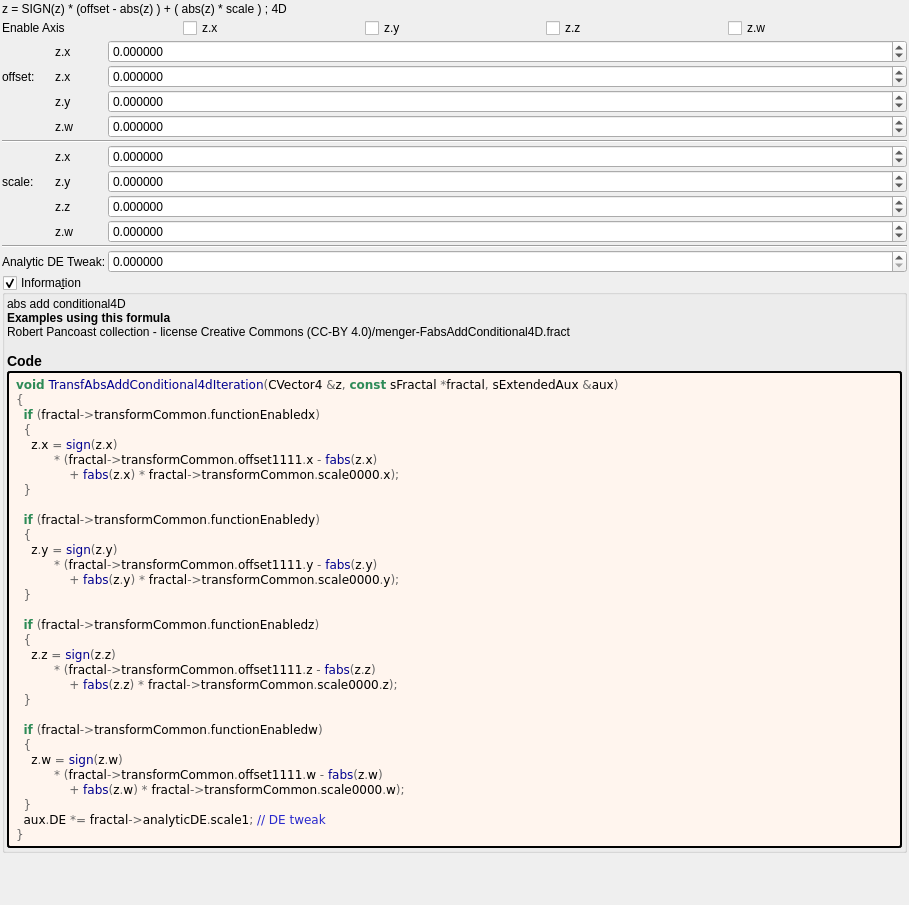
The window that mandelbulber2/formula/ui/transf_abs_add_conditional4d.ui (buddhi1980/mandelbulber2) describes before a commit, drawn with Qt 5.
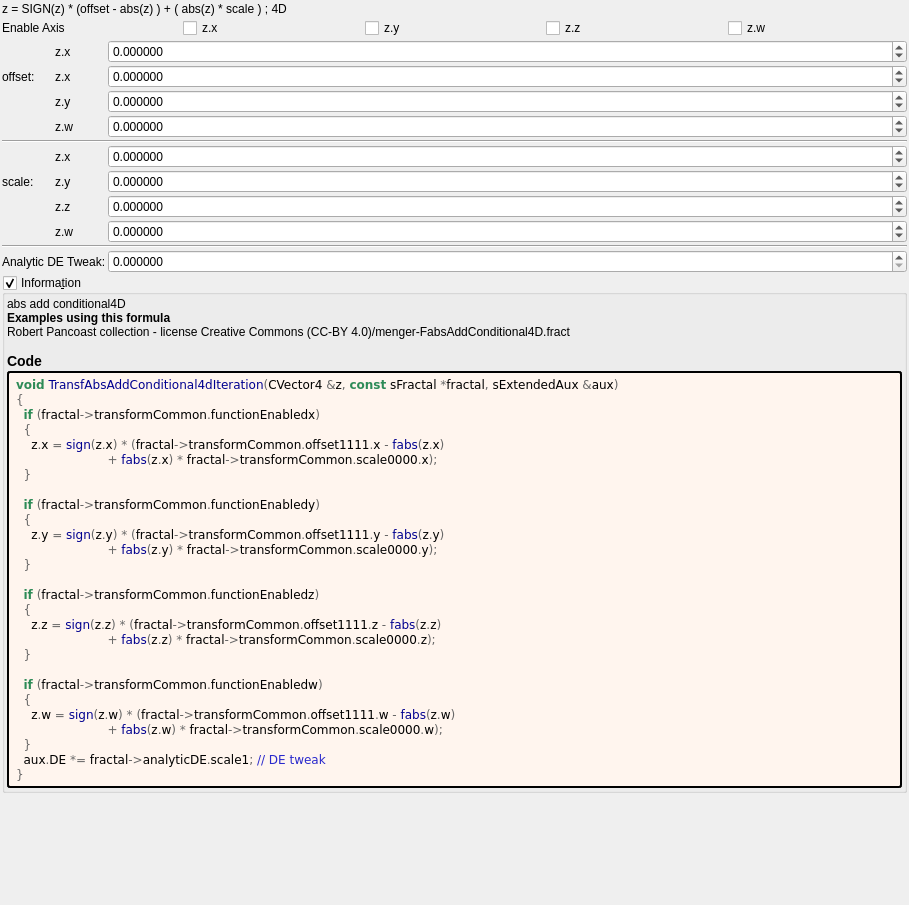
The same window after the commit. Custom widgets are drawn as their Qt base class.

Commit message:
source code format for fractal_formulas.cpp and populateUiInformation
- this file has been changed to utf8 with BOM, needed to be changed first
with dos2unix.sh and then it could be read again from the script
codeStyleCheck.php.

Patch:
```diff
--- a/mandelbulber2/formula/ui/transf_abs_add_conditional4d.ui
+++ b/mandelbulber2/formula/ui/transf_abs_add_conditional4d.ui
@@ -484,30 +484,26 @@
 &lt;span style=&quot;color:#676767&quot;&gt;{&lt;/span&gt;
   &lt;span style=&quot;color:#2e8b57; font-weight:bold&quot;&gt;if&lt;/span&gt; &lt;span style=&quot;color:#676767&quot;&gt;(&lt;/span&gt;fractal&lt;span style=&quot;color:#676767&quot;&gt;-&amp;gt;&lt;/span&gt;transformCommon&lt;span style=&quot;color:#676767&quot;&gt;.&lt;/span&gt;functionEnabledx&lt;span style=&quot;color:#676767&quot;&gt;)&lt;/span&gt;
   &lt;span style=&quot;color:#676767&quot;&gt;{&lt;/span&gt;
-    z&lt;span style=&quot;color:#676767&quot;&gt;.&lt;/span&gt;x &lt;span style=&quot;color:#676767&quot;&gt;=&lt;/span&gt; &lt;span style=&quot;color:#00008f&quot;&gt;sign&lt;/span&gt;&lt;span style=&quot;color:#676767&quot;&gt;(&lt;/span&gt;z&lt;span style=&quot;color:#676767&quot;&gt;.&lt;/span&gt;x&lt;span style=&quot;color:#676767&quot;&gt;)&lt;/span&gt;
-          &lt;span style=&quot;color:#676767&quot;&gt;* (&lt;/span&gt;fractal&lt;span style=&quot;color:#676767&quot;&gt;-&amp;gt;&lt;/span&gt;transformCommon&lt;span style=&quot;color:#676767&quot;&gt;.&lt;/span&gt;offset1111&lt;span style=&quot;color:#676767&quot;&gt;.&lt;/span&gt;x &lt;span style=&quot;color:#676767&quot;&gt;-&lt;/span&gt; &lt;span style=&quot;color:#00008f&quot;&gt;fabs&lt;/span&gt;&lt;span style=&quot;color:#676767&quot;&gt;(&lt;/span&gt;z&lt;span style=&quot;color:#676767&quot;&gt;.&lt;/span&gt;x&lt;span style=&quot;color:#676767&quot;&gt;)&lt;/span&gt;
-              &lt;span style=&quot;color:#676767&quot;&gt;+&lt;/span&gt; &lt;span style=&quot;color:#00008f&quot;&gt;fabs&lt;/span&gt;&lt;span style=&quot;color:#676767&quot;&gt;(&lt;/span&gt;z&lt;span style=&quot;color:#676767&quot;&gt;.&lt;/span&gt;x&lt;span style=&quot;color:#676767&quot;&gt;) *&lt;/span&gt; fractal&lt;span style=&quot;color:#676767&quot;&gt;-&amp;gt;&lt;/span&gt;transformCommon&lt;span style=&quot;color:#676767&quot;&gt;.&lt;/span&gt;scale0000&lt;span style=&quot;color:#676767&quot;&gt;.&lt;/span&gt;x&lt;span style=&quot;color:#676767&quot;&gt;);&lt;/span&gt;
+    z&lt;span style=&quot;color:#676767&quot;&gt;.&lt;/span&gt;x &lt;span style=&quot;color:#676767&quot;&gt;=&lt;/span&gt; &lt;span style=&quot;color:#00008f&quot;&gt;sign&lt;/span&gt;&lt;span style=&quot;color:#676767&quot;&gt;(&lt;/span&gt;z&lt;span style=&quot;color:#676767&quot;&gt;.&lt;/span&gt;x&lt;span style=&quot;color:#676767&quot;&gt;) * (&lt;/span&gt;fractal&lt;span style=&quot;color:#676767&quot;&gt;-&amp;gt;&lt;/span&gt;transformCommon&lt;span style=&quot;color:#676767&quot;&gt;.&lt;/span&gt;offset1111&lt;span style=&quot;color:#676767&quot;&gt;.&lt;/span&gt;x &lt;span style=&quot;color:#676767&quot;&gt;-&lt;/span&gt; &lt;span style=&quot;color:#00008f&quot;&gt;fabs&lt;/span&gt;&lt;span style=&quot;color:#676767&quot;&gt;(&lt;/span&gt;z&lt;span style=&quot;color:#676767&quot;&gt;.&lt;/span&gt;x&lt;span style=&quot;color:#676767&quot;&gt;)&lt;/span&gt;
+                        &lt;span style=&quot;color:#676767&quot;&gt;+&lt;/span&gt; &lt;span style=&quot;color:#00008f&quot;&gt;fabs&lt;/span&gt;&lt;span style=&quot;color:#676767&quot;&gt;(&lt;/span&gt;z&lt;span style=&quot;color:#676767&quot;&gt;.&lt;/span&gt;x&lt;span style=&quot;color:#676767&quot;&gt;) *&lt;/span&gt; fractal&lt;span style=&quot;color:#676767&quot;&gt;-&amp;gt;&lt;/span&gt;transformCommon&lt;span style=&quot;color:#676767&quot;&gt;.&lt;/span&gt;scale0000&lt;span style=&quot;color:#676767&quot;&gt;.&lt;/span&gt;x&lt;span style=&quot;color:#676767&quot;&gt;);&lt;/span&gt;
   &lt;span style=&quot;color:#676767&quot;&gt;}&lt;/span&gt;
 
   &lt;span style=&quot;color:#2e8b57; font-weight:bold&quot;&gt;if&lt;/span&gt; &lt;span style=&quot;color:#676767&quot;&gt;(&lt;/span&gt;fractal&lt;span style=&quot;color:#676767&quot;&gt;-&amp;gt;&lt;/span&gt;transformCommon&lt;span style=&quot;color:#676767&quot;&gt;.&lt;/span&gt;functionEnabledy&lt;span style=&quot;color:#676767&quot;&gt;)&lt;/span&gt;
   &lt;span style=&quot;color:#676767&quot;&gt;{&lt;/span&gt;
-    z&lt;span style=&quot;color:#676767&quot;&gt;.&lt;/span&gt;y &lt;span style=&quot;color:#676767&quot;&gt;=&lt;/span&gt; &lt;span style=&quot;color:#00008f&quot;&gt;sign&lt;/span&gt;&lt;span style=&quot;color:#676767&quot;&gt;(&lt;/span&gt;z&lt;span style=&quot;color:#676767&quot;&gt;.&lt;/span&gt;y&lt;span style=&quot;color:#676767&quot;&gt;)&lt;/span&gt;
-          &lt;span style=&quot;color:#676767&quot;&gt;* (&lt;/span&gt;fractal&lt;span style=&quot;color:#676767&quot;&gt;-&amp;gt;&lt;/span&gt;transformCommon&lt;span style=&quot;color:#676767&quot;&gt;.&lt;/span&gt;offset1111&lt;span style=&quot;color:#676767&quot;&gt;.&lt;/span&gt;y &lt;span style=&quot;color:#676767&quot;&gt;-&lt;/span&gt; &lt;span style=&quot;color:#00008f&quot;&gt;fabs&lt;/span&gt;&lt;span style=&quot;color:#676767&quot;&gt;(&lt;/span&gt;z&lt;span style=&quot;color:#676767&quot;&gt;.&lt;/span&gt;y&lt;span style=&quot;color:#676767&quot;&gt;)&lt;/span&gt;
-              &lt;span style=&quot;color:#676767&quot;&gt;+&lt;/span&gt; &lt;span style=&quot;color:#00008f&quot;&gt;fabs&lt;/span&gt;&lt;span style=&quot;color:#676767&quot;&gt;(&lt;/span&gt;z&lt;span style=&quot;color:#676767&quot;&gt;.&lt;/span&gt;y&lt;span style=&quot;color:#676767&quot;&gt;) *&lt;/span&gt; fractal&lt;span style=&quot;color:#676767&quot;&gt;-&amp;gt;&lt;/span&gt;transformCommon&lt;span style=&quot;color:#676767&quot;&gt;.&lt;/span&gt;scale0000&lt;span style=&quot;color:#676767&quot;&gt;.&lt;/span&gt;y&lt;span style=&quot;color:#676767&quot;&gt;);&lt;/span&gt;
+    z&lt;span style=&quot;color:#676767&quot;&gt;.&lt;/span&gt;y &lt;span style=&quot;color:#676767&quot;&gt;=&lt;/span&gt; &lt;span style=&quot;color:#00008f&quot;&gt;sign&lt;/span&gt;&lt;span style=&quot;color:#676767&quot;&gt;(&lt;/span&gt;z&lt;span style=&quot;color:#676767&quot;&gt;.&lt;/span&gt;y&lt;span style=&quot;color:#676767&quot;&gt;) * (&lt;/span&gt;fractal&lt;span style=&quot;color:#676767&quot;&gt;-&amp;gt;&lt;/span&gt;transformCommon&lt;span style=&quot;color:#676767&quot;&gt;.&lt;/span&gt;offset1111&lt;span style=&quot;color:#676767&quot;&gt;.&lt;/span&gt;y &lt;span style=&quot;color:#676767&quot;&gt;-&lt;/span&gt; &lt;span style=&quot;color:#00008f&quot;&gt;fabs&lt;/span&gt;&lt;span style=&quot;color:#676767&quot;&gt;(&lt;/span&gt;z&lt;span style=&quot;color:#676767&quot;&gt;.&lt;/span&gt;y&lt;span style=&quot;color:#676767&quot;&gt;)&lt;/span&gt;
+                        &lt;span style=&quot;color:#676767&quot;&gt;+&lt;/span&gt; &lt;span style=&quot;color:#00008f&quot;&gt;fabs&lt;/span&gt;&lt;span style=&quot;color:#676767&quot;&gt;(&lt;/span&gt;z&lt;span style=&quot;color:#676767&quot;&gt;.&lt;/span&gt;y&lt;span style=&quot;color:#676767&quot;&gt;) *&lt;/span&gt; fractal&lt;span style=&quot;color:#676767&quot;&gt;-&amp;gt;&lt;/span&gt;transformCommon&lt;span style=&quot;color:#676767&quot;&gt;.&lt;/span&gt;scale0000&lt;span style=&quot;color:#676767&quot;&gt;.&lt;/span&gt;y&lt;span style=&quot;color:#676767&quot;&gt;);&lt;/span&gt;
   &lt;span style=&quot;color:#676767&quot;&gt;}&lt;/span&gt;
 
   &lt;span style=&quot;color:#2e8b57; font-weight:bold&quot;&gt;if&lt;/span&gt; &lt;span style=&quot;color:#676767&quot;&gt;(&lt;/span&gt;fractal&lt;span style=&quot;color:#676767&quot;&gt;-&amp;gt;&lt;/span&gt;transformCommon&lt;span style=&quot;color:#676767&quot;&gt;.&lt;/span&gt;functionEnabledz&lt;span style=&quot;color:#676767&quot;&gt;)&lt;/span&gt;
   &lt;span style=&quot;color:#676767&quot;&gt;{&lt;/span&gt;
-    z&lt;span style=&quot;color:#676767&quot;&gt;.&lt;/span&gt;z &lt;span style=&quot;color:#676767&quot;&gt;=&lt;/span&gt; &lt;span style=&quot;color:#00008f&quot;&gt;sign&lt;/span&gt;&lt;span style=&quot;color:#676767&quot;&gt;(&lt;/span&gt;z&lt;span style=&quot;color:#676767&quot;&gt;.&lt;/span&gt;z&lt;span style=&quot;color:#676767&quot;&gt;)&lt;/span&gt;
-          &lt;span style=&quot;color:#676767&quot;&gt;* (&lt;/span&gt;fractal&lt;span style=&quot;color:#676767&quot;&gt;-&amp;gt;&lt;/span&gt;transformCommon&lt;span style=&quot;color:#676767&quot;&gt;.&lt;/span&gt;offset1111&lt;span style=&quot;color:#676767&quot;&gt;.&lt;/span&gt;z &lt;span style=&quot;color:#676767&quot;&gt;-&lt;/span&gt; &lt;span style=&quot;color:#00008f&quot;&gt;fabs&lt;/span&gt;&lt;span style=&quot;color:#676767&quot;&gt;(&lt;/span&gt;z&lt;span style=&quot;color:#676767&quot;&gt;.&lt;/span&gt;z&lt;span style=&quot;color:#676767&quot;&gt;)&lt;/span&gt;
-              &lt;span style=&quot;color:#676767&quot;&gt;+&lt;/span&gt; &lt;span style=&quot;color:#00008f&quot;&gt;fabs&lt;/span&gt;&lt;span style=&quot;color:#676767&quot;&gt;(&lt;/span&gt;z&lt;span style=&quot;color:#676767&quot;&gt;.&lt;/span&gt;z&lt;span style=&quot;color:#676767&quot;&gt;) *&lt;/span&gt; fractal&lt;span style=&quot;color:#676767&quot;&gt;-&amp;gt;&lt;/span&gt;transformCommon&lt;span style=&quot;color:#676767&quot;&gt;.&lt;/span&gt;scale0000&lt;span style=&quot;color:#676767&quot;&gt;.&lt;/span&gt;z&lt;span style=&quot;color:#676767&quot;&gt;);&lt;/span&gt;
+    z&lt;span style=&quot;color:#676767&quot;&gt;.&lt;/span&gt;z &lt;span style=&quot;color:#676767&quot;&gt;=&lt;/span&gt; &lt;span style=&quot;color:#00008f&quot;&gt;sign&lt;/span&gt;&lt;span style=&quot;color:#676767&quot;&gt;(&lt;/span&gt;z&lt;span style=&quot;color:#676767&quot;&gt;.&lt;/span&gt;z&lt;span style=&quot;color:#676767&quot;&gt;) * (&lt;/span&gt;fractal&lt;span style=&quot;color:#676767&quot;&gt;-&amp;gt;&lt;/span&gt;transformCommon&lt;span style=&quot;color:#676767&quot;&gt;.&lt;/span&gt;offset1111&lt;span style=&quot;color:#676767&quot;&gt;.&lt;/span&gt;z &lt;span style=&quot;color:#676767&quot;&gt;-&lt;/span&gt; &lt;span style=&quot;color:#00008f&quot;&gt;fabs&lt;/span&gt;&lt;span style=&quot;color:#676767&quot;&gt;(&lt;/span&gt;z&lt;span style=&quot;color:#676767&quot;&gt;.&lt;/span&gt;z&lt;span style=&quot;color:#676767&quot;&gt;)&lt;/span&gt;
+                        &lt;span style=&quot;color:#676767&quot;&gt;+&lt;/span&gt; &lt;span style=&quot;color:#00008f&quot;&gt;fabs&lt;/span&gt;&lt;span style=&quot;color:#676767&quot;&gt;(&lt;/span&gt;z&lt;span style=&quot;color:#676767&quot;&gt;.&lt;/span&gt;z&lt;span style=&quot;color:#676767&quot;&gt;) *&lt;/span&gt; fractal&lt;span style=&quot;color:#676767&quot;&gt;-&amp;gt;&lt;/span&gt;transformCommon&lt;span style=&quot;color:#676767&quot;&gt;.&lt;/span&gt;scale0000&lt;span style=&quot;color:#676767&quot;&gt;.&lt;/span&gt;z&lt;span style=&quot;color:#676767&quot;&gt;);&lt;/span&gt;
   &lt;span style=&quot;color:#676767&quot;&gt;}&lt;/span&gt;
 
   &lt;span style=&quot;color:#2e8b57; font-weight:bold&quot;&gt;if&lt;/span&gt; &lt;span style=&quot;color:#676767&quot;&gt;(&lt;/span&gt;fractal&lt;span style=&quot;color:#676767&quot;&gt;-&amp;gt;&lt;/span&gt;transformCommon&lt;span style=&quot;color:#676767&quot;&gt;.&lt;/span&gt;functionEnabledw&lt;span style=&quot;color:#676767&quot;&gt;)&lt;/span&gt;
   &lt;span style=&quot;color:#676767&quot;&gt;{&lt;/span&gt;
-    z&lt;span style=&quot;color:#676767&quot;&gt;.&lt;/span&gt;w &lt;span style=&quot;color:#676767&quot;&gt;=&lt;/span&gt; &lt;span style=&quot;color:#00008f&quot;&gt;sign&lt;/span&gt;&lt;span style=&quot;color:#676767&quot;&gt;(&lt;/span&gt;z&lt;span style=&quot;color:#676767&quot;&gt;.&lt;/span&gt;w&lt;span style=&quot;color:#676767&quot;&gt;)&lt;/span&gt;
-          &lt;span style=&quot;color:#676767&quot;&gt;* (&lt;/span&gt;fractal&lt;span style=&quot;color:#676767&quot;&gt;-&amp;gt;&lt;/span&gt;transformCommon&lt;span style=&quot;color:#676767&quot;&gt;.&lt;/span&gt;offset1111&lt;span style=&quot;color:#676767&quot;&gt;.&lt;/span&gt;w &lt;span style=&quot;color:#676767&quot;&gt;-&lt;/span&gt; &lt;span style=&quot;color:#00008f&quot;&gt;fabs&lt;/span&gt;&lt;span style=&quot;color:#676767&quot;&gt;(&lt;/span&gt;z&lt;span style=&quot;color:#676767&quot;&gt;.&lt;/span&gt;w&lt;span style=&quot;color:#676767&quot;&gt;)&lt;/span&gt;
-              &lt;span style=&quot;color:#676767&quot;&gt;+&lt;/span&gt; &lt;span style=&quot;color:#00008f&quot;&gt;fabs&lt;/span&gt;&lt;span style=&quot;color:#676767&quot;&gt;(&lt;/span&gt;z&lt;span style=&quot;color:#676767&quot;&gt;.&lt;/span&gt;w&lt;span style=&quot;color:#676767&quot;&gt;) *&lt;/span&gt; fractal&lt;span style=&quot;color:#676767&quot;&gt;-&amp;gt;&lt;/span&gt;transformCommon&lt;span style=&quot;color:#676767&quot;&gt;.&lt;/span&gt;scale0000&lt;span style=&quot;color:#676767&quot;&gt;.&lt;/span&gt;w&lt;span style=&quot;color:#676767&quot;&gt;);&lt;/span&gt;
+    z&lt;span style=&quot;color:#676767&quot;&gt;.&lt;/span&gt;w &lt;span style=&quot;color:#676767&quot;&gt;=&lt;/span&gt; &lt;span style=&quot;color:#00008f&quot;&gt;sign&lt;/span&gt;&lt;span style=&quot;color:#676767&quot;&gt;(&lt;/span&gt;z&lt;span style=&quot;color:#676767&quot;&gt;.&lt;/span&gt;w&lt;span style=&quot;color:#676767&quot;&gt;) * (&lt;/span&gt;fractal&lt;span style=&quot;color:#676767&quot;&gt;-&amp;gt;&lt;/span&gt;transformCommon&lt;span style=&quot;color:#676767&quot;&gt;.&lt;/span&gt;offset1111&lt;span style=&quot;color:#676767&quot;&gt;.&lt;/span&gt;w &lt;span style=&quot;color:#676767&quot;&gt;-&lt;/span&gt; &lt;span style=&quot;color:#00008f&quot;&gt;fabs&lt;/span&gt;&lt;span style=&quot;color:#676767&quot;&gt;(&lt;/span&gt;z&lt;span style=&quot;color:#676767&quot;&gt;.&lt;/span&gt;w&lt;span style=&quot;color:#676767&quot;&gt;)&lt;/span&gt;
+                        &lt;span style=&quot;color:#676767&quot;&gt;+&lt;/span&gt; &lt;span style=&quot;color:#00008f&quot;&gt;fabs&lt;/span&gt;&lt;span style=&quot;color:#676767&quot;&gt;(&lt;/span&gt;z&lt;span style=&quot;color:#676767&quot;&gt;.&lt;/span&gt;w&lt;span style=&quot;color:#676767&quot;&gt;) *&lt;/span&gt; fractal&lt;span style=&quot;color:#676767&quot;&gt;-&amp;gt;&lt;/span&gt;transformCommon&lt;span style=&quot;color:#676767&quot;&gt;.&lt;/span&gt;scale0000&lt;span style=&quot;color:#676767&quot;&gt;.&lt;/span&gt;w&lt;span style=&quot;color:#676767&quot;&gt;);&lt;/span&gt;
   &lt;span style=&quot;color:#676767&quot;&gt;}&lt;/span&gt;
   aux&lt;span style=&quot;color:#676767&quot;&gt;.&lt;/span&gt;DE &lt;span style=&quot;color:#676767&quot;&gt;*=&lt;/span&gt; fractal&lt;span style=&quot;color:#676767&quot;&gt;-&amp;gt;&lt;/span&gt;analyticDE&lt;span style=&quot;color:#676767&quot;&gt;.&lt;/span&gt;scale1&lt;span style=&quot;color:#676767&quot;&gt;;&lt;/span&gt; &lt;span style=&quot;color:#2929cc&quot;&gt;// DE tweak&lt;/span&gt;
 &lt;span style=&quot;color:#676767&quot;&gt;}&lt;/span&gt;
```
The commit also changes 29 other files.
